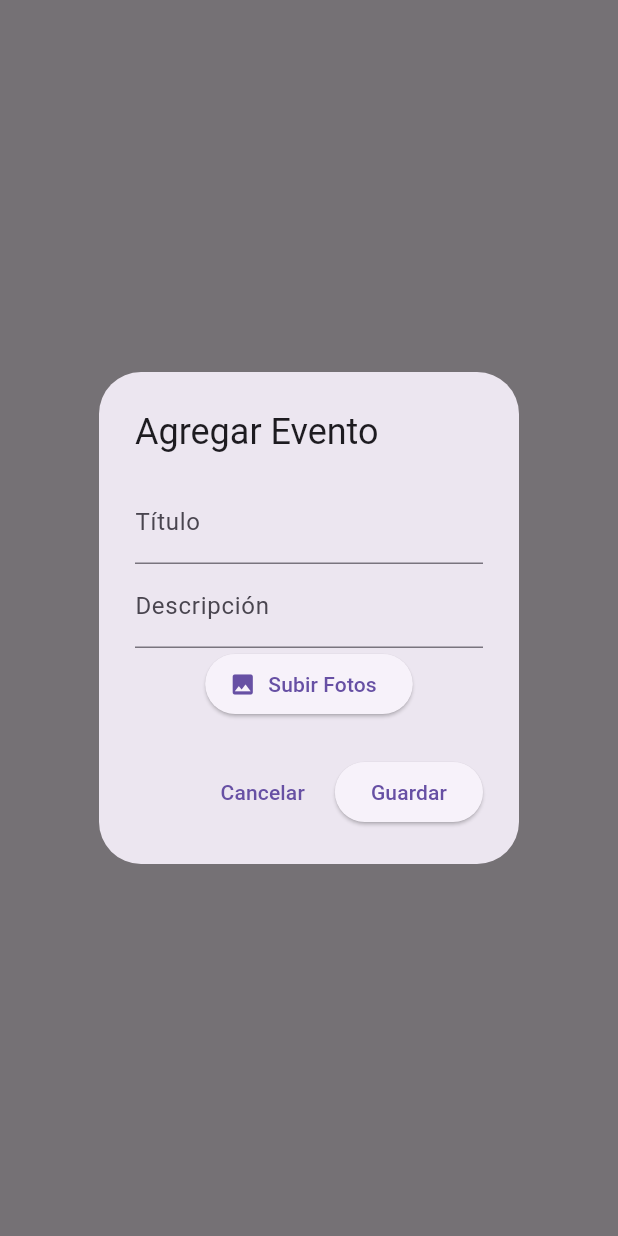
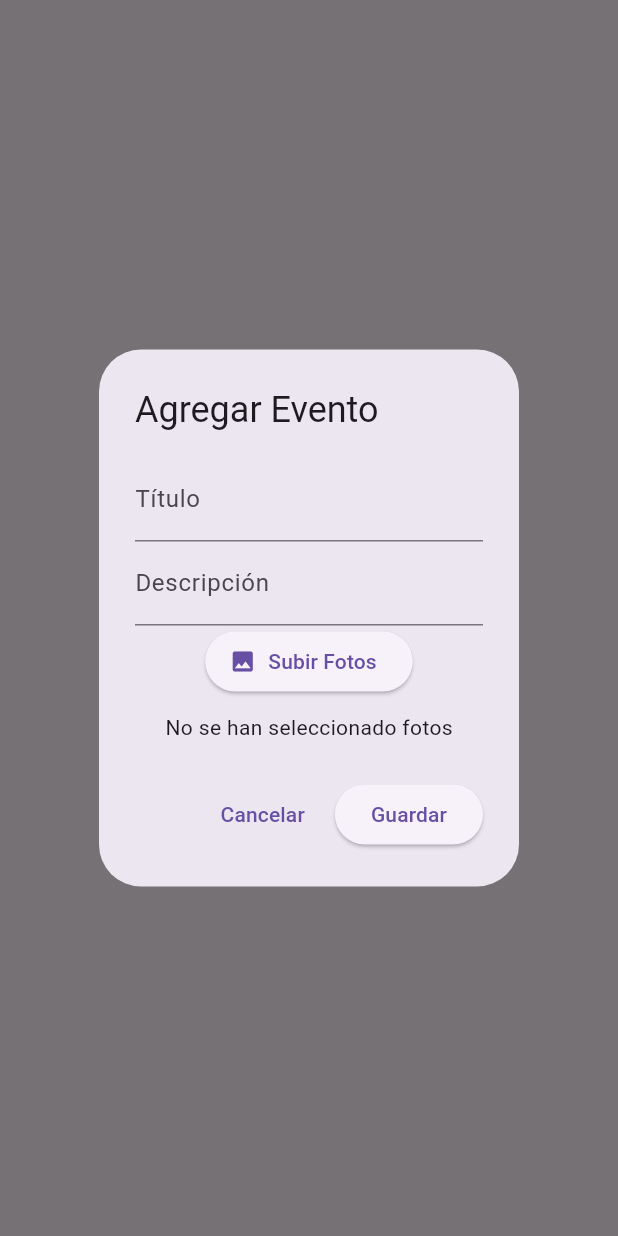
Before and after one commit to the-code-team/PostIn-App, a Flutter app: what showAddEventDialog() shows on an empty page, opened directly, after a tap on "Subir Fotos", on a phone screen of 412 x 824 dp. Run offline on Flutter 3.47's test engine with Material 3 defaults, Android fonts, the phone set to English and light mode, and no system bars; our stand-ins replace appinio_swiper, flutter_map, image_picker, latlong2; statements that could not run were skipped.

Commit message:
feat: subir fotos

```diff
--- a/lib/pages/mapPage.dart
+++ b/lib/pages/mapPage.dart
@@ -1,4 +1,7 @@
 import 'package:flutter/material.dart';
+import 'package:image_picker/image_picker.dart';
+import 'dart:io';
+
 import 'package:postin_app/components/map/map.dart';
 
 class MapPage extends StatefulWidget {
@@ -9,9 +12,10 @@ class MapPage extends StatefulWidget {
 }
 
 class _MapPageState extends State<MapPage> {
-  int selectedIndex = 0; // State that stores the index of the selected item
+  int selectedIndex =
+      0; // Estado que almacena el índice del elemento seleccionado
   bool isEventListVisible =
-      false; // State to control the visibility of EventListWidget
+      false; // Estado para controlar la visibilidad de EventListWidget
 
   @override
   Widget build(BuildContext context) {
@@ -23,7 +27,8 @@ class _MapPageState extends State<MapPage> {
           ),
         ],
       ),
-        floatingActionButton: addEventFloatingActionButton(context));
+      floatingActionButton: addEventFloatingActionButton(context),
+    );
   }
 }
 
@@ -39,10 +44,24 @@ Widget addEventFloatingActionButton(BuildContext context) {
 void showAddEventDialog(BuildContext context) {
   final _titleController = TextEditingController();
   final _descriptionController = TextEditingController();
+  final ImagePicker _picker = ImagePicker();
+  List<File> _images = [];
 
   showDialog(
     context: context,
     builder: (BuildContext context) {
+      return StatefulBuilder(
+        builder: (BuildContext context, StateSetter setState) {
+          Future<void> _pickImage() async {
+            final pickedFile =
+                await _picker.pickImage(source: ImageSource.gallery);
+            if (pickedFile != null) {
+              setState(() {
+                _images.add(File(pickedFile.path));
+              });
+            }
+          }
+
           return AlertDialog(
             title: Text('Agregar Evento'),
             content: SingleChildScrollView(
@@ -57,12 +76,25 @@ void showAddEventDialog(BuildContext context) {
                     decoration: InputDecoration(labelText: 'Descripción'),
                   ),
                   ElevatedButton.icon(
-                onPressed: () {
-                  // Lógica para subir fotos
-                },
+                    onPressed: _pickImage,
                     icon: Icon(Icons.photo),
                     label: Text('Subir Fotos'),
                   ),
+                  SizedBox(height: 10),
+                  _images.isNotEmpty
+                      ? Wrap(
+                          spacing: 8.0,
+                          runSpacing: 8.0,
+                          children: _images.map((image) {
+                            return Image.file(
+                              image,
+                              width: 100,
+                              height: 100,
+                              fit: BoxFit.cover,
+                            );
+                          }).toList(),
+                        )
+                      : Text('No se han seleccionado fotos'),
                 ],
               ),
             ),
@@ -77,10 +109,10 @@ void showAddEventDialog(BuildContext context) {
                 child: Text('Guardar'),
                 onPressed: () {
                   // Lógica para guardar el evento
-              // Por ejemplo, podrías recoger los valores de los controladores y almacenarlos en una base de datos o lista
                   String title = _titleController.text;
                   String description = _descriptionController.text;
                   print('Título: $title, Descripción: $description');
+                  // Aquí puedes manejar las imágenes (_images) como necesites
                   Navigator.of(context).pop();
                 },
               ),
@@ -88,4 +120,6 @@ void showAddEventDialog(BuildContext context) {
           );
         },
       );
+    },
+  );
 }
```
Also changed, not shown: 1 other file. Lines whose indentation alone changed are shown as unchanged.
